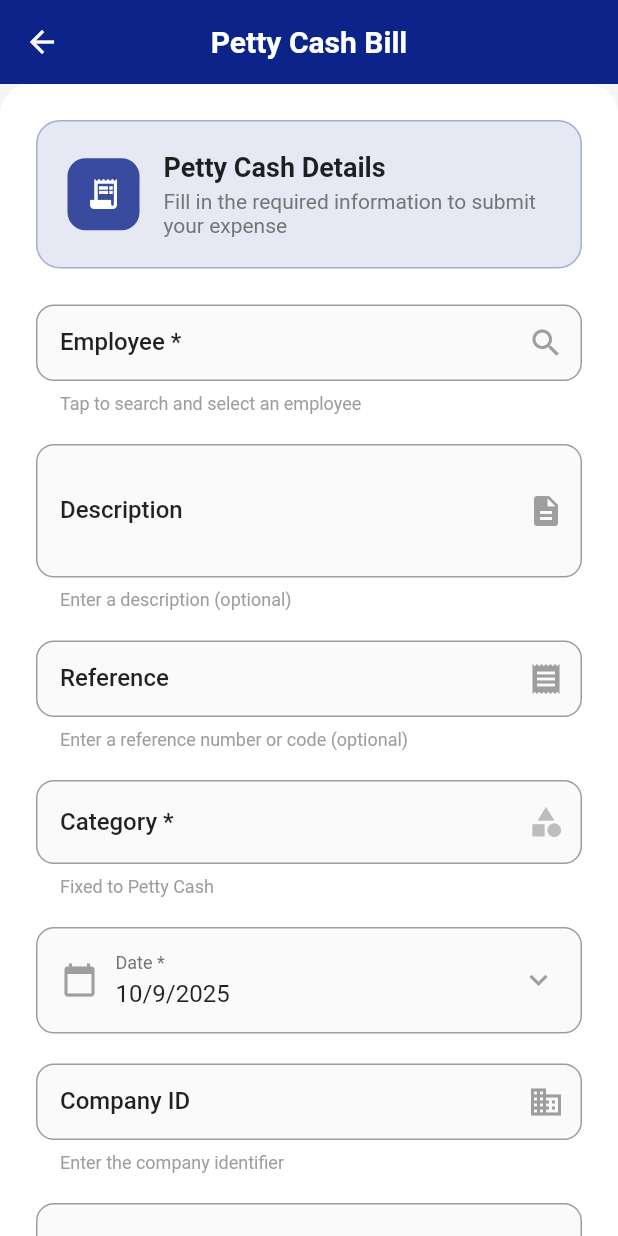
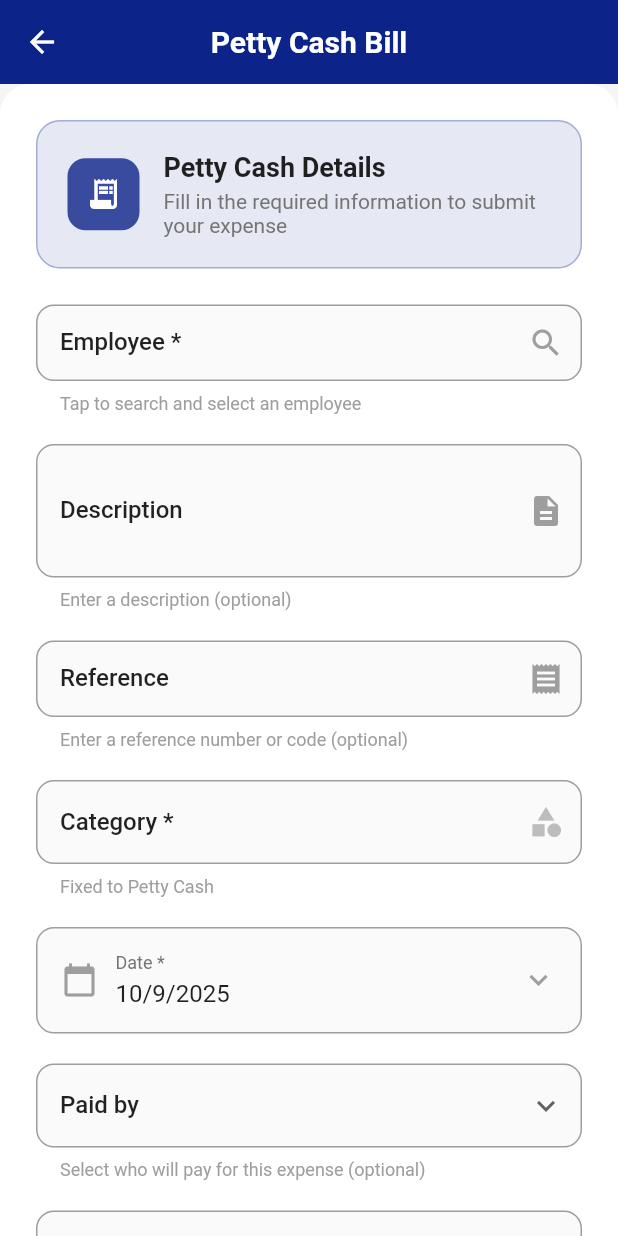
Before and after one commit to RashidMinhas47/SRT-App, a Flutter app: the ExpenseFormScreen screen opened directly, on a phone screen of 412 x 824 dp. Run offline on Flutter 3.47's test engine with Material 3 defaults, Android fonts, the phone set to English and light mode, and no system bars; our stand-ins replace bloc, connectivity_plus, dartz, dropdown_search, equatable, flutter_bloc and 11 more; missing offline and left inert: open_file_safe_plus; accounts and stored records are empty; network calls fail; Roboto replaces fonts that are missing (Abg); key blocks and very long unbroken strings in the code were emptied for the run.

Commit message:
things are working fine

```diff
--- a/lib/main.dart
+++ b/lib/main.dart
@@ -17,7 +17,6 @@ import 'modules/authentication/presentation_layer/screens/splash_screen.dart';
 import 'modules/main/presentation_layer/screens/pdfs/amc_card_pdf.dart';
 import 'modules/main/presentation_layer/screens/pdfs/amc_pdf.dart';
 import 'modules/main/presentation_layer/screens/pdfs/fault_pdf.dart';
-// import 'package:device_preview/device_preview.dart';
 import '../../modules/petty_cash/controllers/employe_controller.dart';
 
 class AppBindings extends Bindings {
--- a/lib/modules/petty_cash/models/hr_expense.dart
+++ b/lib/modules/petty_cash/models/hr_expense.dart
@@ -12,6 +12,7 @@ class HrExpenseModel extends Equatable {
   final int? productId; // Category (many2one)
   final List<int>? taxIds; // Included tax (many2many)
   final int? employeeId; // Employee (many2one)
+  final int? empId; // Employee ID for payment (many2one)
   final String? paymentMode; // 'company' or 'employee'
   final String? reference; // Bill Reference (char)
   final int? accountId; // Account (many2one)
@@ -28,6 +29,7 @@ class HrExpenseModel extends Equatable {
     this.productId,
     this.taxIds,
     this.employeeId,
+    this.empId,
     this.paymentMode = 'company_account',
     this.reference,
     this.accountId,
@@ -48,6 +50,7 @@ class HrExpenseModel extends Equatable {
           (json['tax_ids'] as List<dynamic>?)?.map((e) => e as int).toList(),
       employeeId:
           json['employee_id'] != null ? json['employee_id'][0] as int : null,
+      empId: json['emp_id'] != null ? json['emp_id'][0] as int : null,
       paymentMode: json['payment_mode'] as String?,
       reference: json['reference'] as String?,
       accountId:
@@ -67,6 +70,7 @@ class HrExpenseModel extends Equatable {
       'product_id': productId,
       'tax_ids': taxIds != null ? [taxIds] : [], // Odoo format for many2many
       'employee_id': employeeId,
+      'emp_id': empId,
       'payment_mode': paymentMode?.toLowerCase() == 'company'
           ? 'company_account'
           : 'employee',
@@ -86,6 +90,7 @@ class HrExpenseModel extends Equatable {
         productId,
         taxIds,
         employeeId,
+        empId,
         paymentMode,
         reference,
         accountId,
@@ -100,6 +105,7 @@ class HrExpenseModel extends Equatable {
     int? productId,
     List<int>? taxIds,
     int? employeeId,
+    int? empId,
     String? paymentMode,
     String? reference,
     int? accountId,
@@ -114,6 +120,7 @@ class HrExpenseModel extends Equatable {
       productId: productId ?? this.productId,
       taxIds: taxIds ?? this.taxIds,
       employeeId: employeeId ?? this.employeeId,
+      empId: empId ?? this.empId,
       paymentMode: paymentMode ?? this.paymentMode,
       reference: reference ?? this.reference,
       accountId: accountId ?? this.accountId,
--- a/lib/modules/petty_cash/presentation_layer/screens/hr_expense_screen.dart
+++ b/lib/modules/petty_cash/presentation_layer/screens/hr_expense_screen.dart
@@ -31,6 +31,9 @@ class _ExpenseFormScreenState extends State<ExpenseFormScreen> {
   @override
   void initState() {
     super.initState();
+    // Refresh dropdown data each time the screen is opened
+    _controller.refreshDropdownData();
+
     // Listen for categories to be loaded and set default Petty Cash
     _controller.categories.listen((categories) {
       if (categories.isNotEmpty && _selectedCategoryId == null) {
@@ -453,21 +456,44 @@ class _ExpenseFormScreenState extends State<ExpenseFormScreen> {
                 ),
                 const SizedBox(height: 20),
 
-                // Company ID Field
-                TextFormField(
-                  controller: TextEditingController(
-                      text: _selectedCompanyId?.toString() ?? ''),
-                  decoration: _getInputDecoration(
-                    'Company ID',
-                    helperText: _controller.companyField.value.isNotEmpty
-                        ? _controller.companyField.value
-                        : 'Enter the company identifier',
-                    suffixIcon: const Icon(Icons.business, color: Colors.grey),
-                  ),
-                  keyboardType: TextInputType.number,
-                  onChanged: (value) =>
-                      setState(() => _selectedCompanyId = int.tryParse(value)),
-                ),
+                // Paid by Selection
+                Obx(() => DropdownButtonFormField<String>(
+                      icon: const Icon(Icons.keyboard_arrow_down),
+                      value: _controller.selectedPaymentMode.value.isNotEmpty
+                          ? _controller.selectedPaymentMode.value
+                          : null,
+                      decoration: _getDropdownDecoration(
+                        'Paid by',
+                        helperText:
+                            'Select who will pay for this expense (optional)',
+                      ),
+                      items: const [
+                        DropdownMenuItem<String>(
+                          value: 'company',
+                          child: Text(
+                            'Company',
+                            style: TextStyle(
+                              color: Colors.black87,
+                              fontSize: 16,
+                            ),
+                          ),
+                        ),
+                        DropdownMenuItem<String>(
+                          value: 'employee',
+                          child: Text(
+                            'Employee',
+                            style: TextStyle(
+                              color: Colors.black87,
+                              fontSize: 16,
+                            ),
+                          ),
+                        ),
+                      ],
+                      onChanged: (String? value) {
+                        _controller.selectedPaymentMode.value =
+                            value?.toLowerCase() ?? '';
+                      },
+                    )),
                 const SizedBox(height: 20),
 
                 // Tax Type Selection (optional)
@@ -675,13 +701,16 @@ class _ExpenseFormScreenState extends State<ExpenseFormScreen> {
         name: _descriptionController.text,
         productId: _selectedCategoryId,
         employeeId: _controller.selectedEmployeeId.value,
-        paymentMode: 'company_account',
+        paymentMode: _controller.selectedPaymentMode.value,
         accountId: _selectedAccountId,
         amount: double.tryParse(_totalAmountCompanyController.text),
         date: _selectedDate,
         companyId: _selectedCompanyId?.toString(),
         reference: _referenceController.text.isNotEmpty
             ? _referenceController.text
+            : null,
+        empId: _controller.selectedPaymentMode.value == 'employee'
+            ? _controller.selectedEmployeeId.value
             : null,
       );
 
@@ -714,6 +743,7 @@ class _ExpenseFormScreenState extends State<ExpenseFormScreen> {
 
       // Reset controller values
       _controller.selectedEmployeeId.value = 0;
+      _controller.selectedPaymentMode.value = '';
     });
   }
 
```
Also changed, not shown: lib/modules/petty_cash/controllers/hr_expense_ctr.dart (+67 -176 lines).
